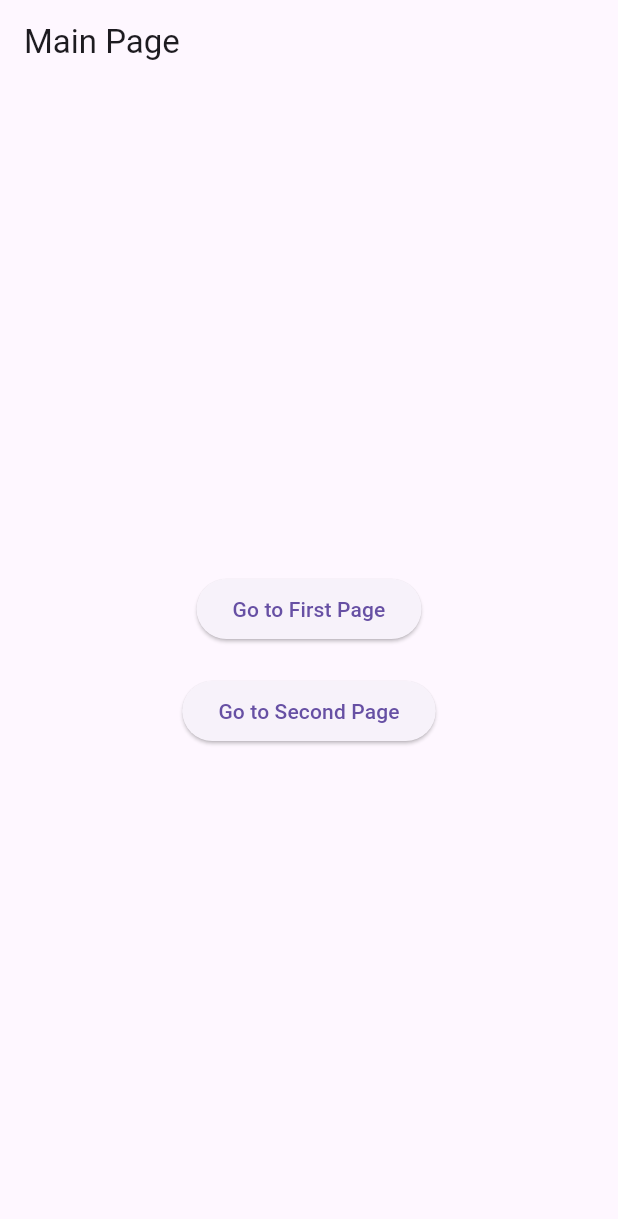
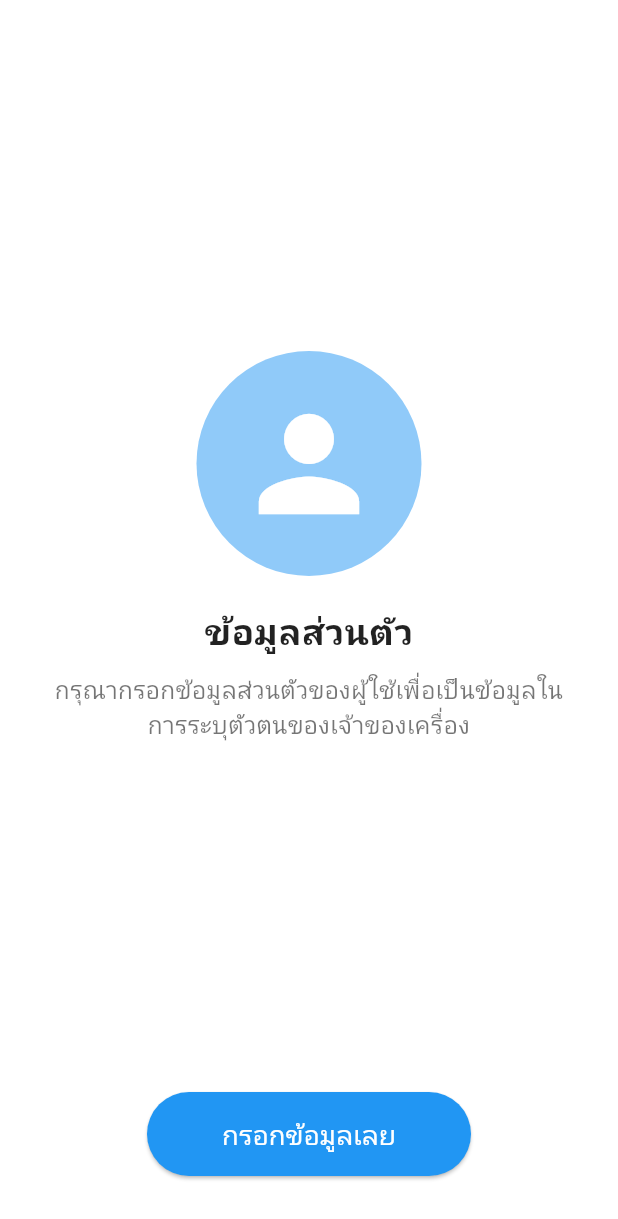
Before and after one commit to KittapongMoo/ProFaceMind, a Flutter app: the screen it shows after launch, on a phone screen of 412 x 824 dp. Shown: the top 1219 px of the screen. Run offline on Flutter 3.47's test engine with Material 3 defaults, Android fonts, the phone set to English and light mode, and no system bars.

Commit message:
First Draft

```diff
--- a/lib/main.dart
+++ b/lib/main.dart
@@ -1,10 +1,8 @@
-// main.dart
 import 'package:flutter/material.dart';
-import 'FirstPage.dart';
-import 'SecondPage.dart';
+import 'FirstPage.dart'; // นำเข้า FirstPage.dart (ไม่มี assets/)
 
 void main() {
-  runApp(MyApp());
+  runApp(const MyApp());
 }
 
 class MyApp extends StatelessWidget {
@@ -14,45 +12,81 @@ class MyApp extends StatelessWidget {
   Widget build(BuildContext context) {
     return MaterialApp(
       debugShowCheckedModeBanner: false,
-      home: const MainPage(),
+      home: const PersonalInfoPage(),
     );
   }
 }
 
-class MainPage extends StatelessWidget {
-  const MainPage({super.key});
+class PersonalInfoPage extends StatelessWidget {
+  const PersonalInfoPage({super.key});
 
   @override
   Widget build(BuildContext context) {
     return Scaffold(
-      appBar: AppBar(
-        title: const Text('Main Page'),
-      ),
-      body: Center(
-        child: Column(
+      backgroundColor: Colors.white,
+      body: Column(
         mainAxisAlignment: MainAxisAlignment.center,
         children: [
+          const Spacer(),
+          Container(
+            width: 150,
+            height: 150,
+            decoration: BoxDecoration(
+              color: Colors.blue[200],
+              shape: BoxShape.circle,
+            ),
+            child: const Icon(
+              Icons.person,
+              size: 100,
+              color: Colors.white,
+            ),
+          ),
+          const SizedBox(height: 20),
+          const Text(
+            "ข้อมูลส่วนตัว",
+            style: TextStyle(
+              fontSize: 24,
+              fontWeight: FontWeight.bold,
+              color: Colors.black87,
+            ),
+          ),
+          const SizedBox(height: 10),
+          const Padding(
+            padding: EdgeInsets.symmetric(horizontal: 30.0),
+            child: Text(
+              "กรุณากรอกข้อมูลส่วนตัวของผู้ใช้เพื่อเป็นข้อมูลในการระบุตัวตนของเจ้าของเครื่อง",
+              textAlign: TextAlign.center,
+              style: TextStyle(
+                fontSize: 16,
+                color: Colors.black54,
+              ),
+            ),
+          ),
+          const Spacer(),
           ElevatedButton(
             onPressed: () {
               Navigator.push(
                 context,
-                  MaterialPageRoute(builder: (context) => FirstPage()),
+                MaterialPageRoute(builder: (context) => FirstPage()), // นำทางไป FirstPage
               );
             },
-              child: const Text('Go to First Page'),
+            style: ElevatedButton.styleFrom(
+              backgroundColor: Colors.blue,
+              padding: const EdgeInsets.symmetric(horizontal: 50, vertical: 15),
+              shape: RoundedRectangleBorder(
+                borderRadius: BorderRadius.circular(30),
               ),
-            const SizedBox(height: 20),
-            ElevatedButton(
-              onPressed: () {
-                Navigator.push(
-                  context,
-                  MaterialPageRoute(builder: (context) => SecondPage()),
-                );
-              },
-              child: const Text('Go to Second Page'),
             ),
+            child: const Text(
+              "กรอกข้อมูลเลย",
+              style: TextStyle(
+                fontSize: 18,
+                color: Colors.white,
+              ),
+            ),
+          ),
+          const SizedBox(height: 40),
         ],
-        ),
       ),
     );
   }
```
Also changed, not shown: lib/Firstpage.dart (+136 -0 lines), lib/SecondPage.dart (+8 -24 lines). Lines whose indentation alone changed are shown as unchanged.
